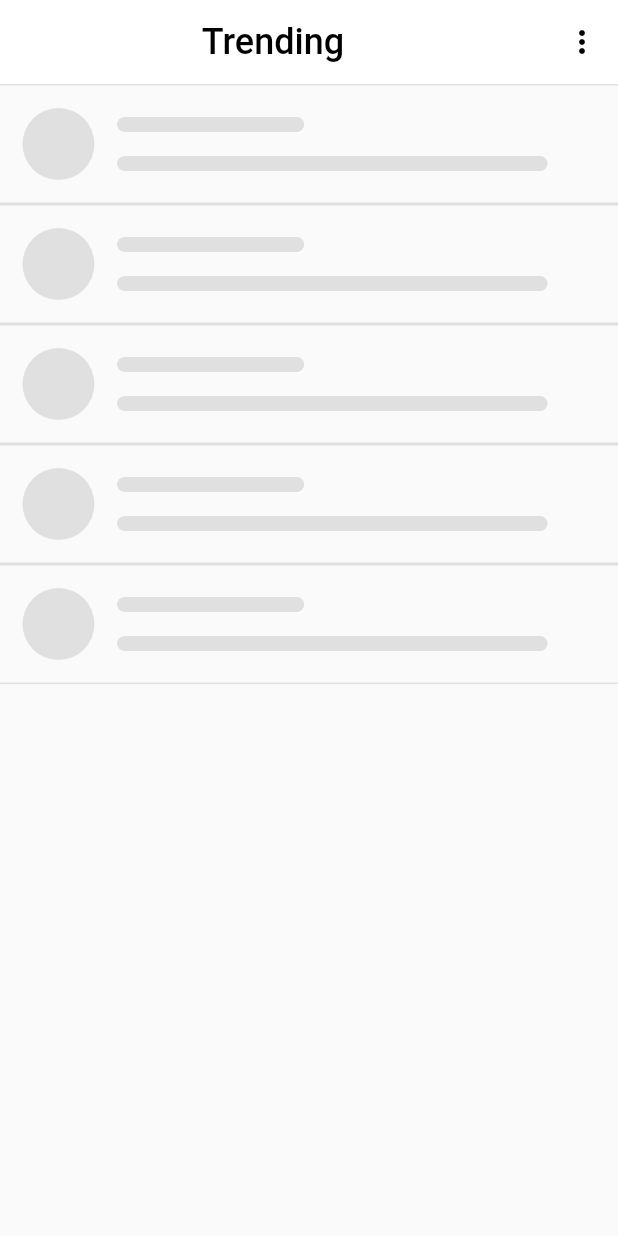
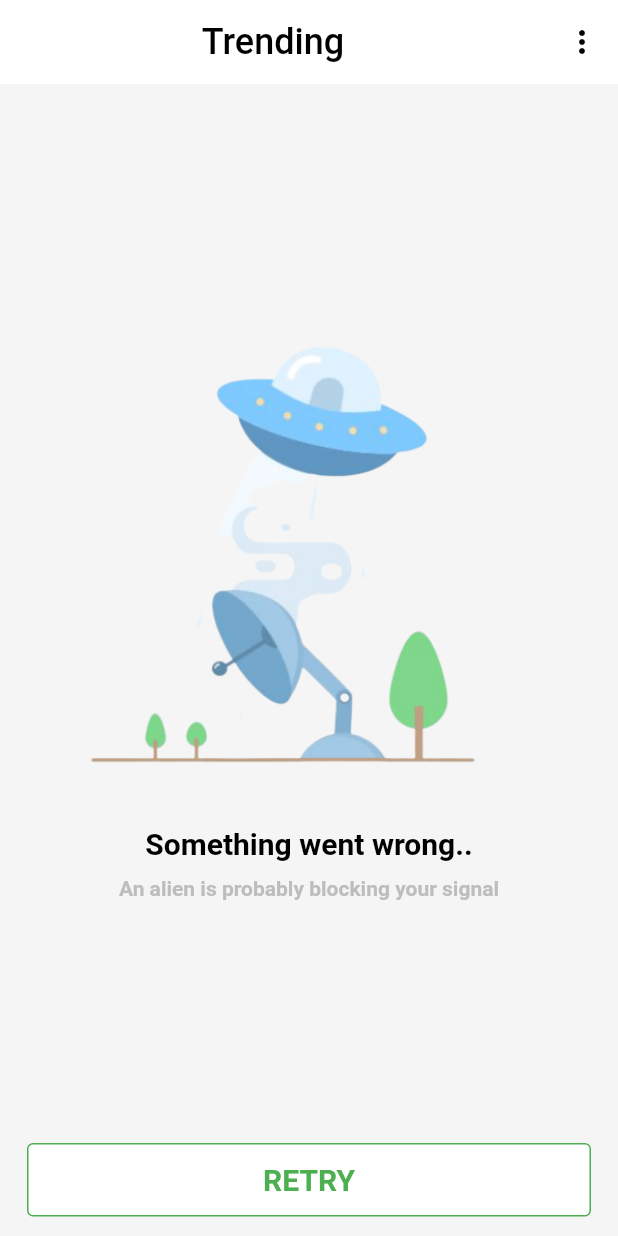
Before and after one commit to anonymousmayank/trending_page_app, a Flutter app: the TrendingPage screen opened directly, on a phone screen of 412 x 824 dp. Run offline on Flutter 3.47's test engine with Material 2 defaults, Android fonts, the light colour scheme and no system bars; our stand-ins replace money_formatter.

Commit message:
[ka_04] Made Error Page

```diff
--- a/lib/constants/colors.dart
+++ b/lib/constants/colors.dart
@@ -1,8 +1,13 @@
 import 'package:flutter/material.dart';
 
 Color black = Colors.black;
+Color white = Colors.white;
 Color grey = Colors.black54;
 Color golden = Colors.amber;
 Color lightGrey = Colors.grey.shade300;
+Color darkGrey = Colors.grey.shade400;
+Color secondary = Colors.green.shade500;
 
 Color borderPrimary = Colors.grey.shade300;
+
+Color backgroundPrimary = Colors.grey.shade100;
--- /dev/null
+++ b/lib/error_page/error_page.dart
@@ -0,0 +1,81 @@
+import 'package:flutter/material.dart';
+import 'package:trending_page_app/constants/colors.dart';
+import 'package:trending_page_app/constants/constants.dart';
+import 'package:trending_page_app/constants/text_styles.dart';
+
+class CustomErrorWidget extends StatelessWidget {
+  const CustomErrorWidget({
+    this.retryCallback,
+    Key? key,
+  }) : super(key: key);
+
+  final void Function()? retryCallback;
+
+  @override
+  Widget build(BuildContext context) {
+    double width = MediaQuery.of(context).size.width;
+    return Container(
+      color: backgroundPrimary,
+      width: double.infinity,
+      child: Column(
+        children: [
+          Expanded(
+            child: Column(
+              mainAxisAlignment: MainAxisAlignment.center,
+              children: [
+                Image.asset(
+                  '$assetPath/errorPage.png',
+                  width: width * 0.8,
+                ),
+                SizedBox(height: 10),
+                Text(
+                  'Something went wrong..',
+                  style: heading2.copyWith(
+                    color: black,
+                    fontWeight: FontWeight.w600,
+                  ),
+                ),
+                SizedBox(height: 10),
+                Text(
+                  'An alien is probably blocking your signal',
+                  style: heading3.copyWith(
+                    color: darkGrey,
+                    fontWeight: FontWeight.w600,
+                  ),
+                )
+              ],
+            ),
+          ),
+          TextButton(
+            onPressed: () {
+              if (retryCallback != null) {
+                retryCallback!();
+              }
+            },
+            child: Container(
+              decoration: BoxDecoration(
+                borderRadius: BorderRadius.circular(4),
+                color: white,
+                border: Border.all(
+                  width: 1,
+                  color: secondary,
+                ),
+              ),
+              padding: EdgeInsets.symmetric(vertical: 12),
+              margin: EdgeInsets.symmetric(vertical: 5, horizontal: 10),
+              child: Center(
+                child: Text(
+                  'RETRY',
+                  style: heading2.copyWith(
+                    color: secondary,
+                    fontWeight: FontWeight.w600,
+                  ),
+                ),
+              ),
+            ),
+          )
+        ],
+      ),
+    );
+  }
+}
--- a/lib/trending_page/trending_page.dart
+++ b/lib/trending_page/trending_page.dart
@@ -1,6 +1,7 @@
 import 'package:flutter/material.dart';
 
 import 'package:trending_page_app/constants/widgets.dart';
+import 'package:trending_page_app/error_page/error_page.dart';
 import 'package:trending_page_app/trending_page/local_widgets/loading_card.dart';
 import 'package:trending_page_app/trending_page/local_widgets/trending_card.dart';
 
@@ -14,13 +15,16 @@ class TrendingPage extends StatefulWidget {
 class _TrendingPageState extends State<TrendingPage> {
   int expandedRepo = -1;
   bool isLoading = true;
+  bool isError = true;
   @override
   Widget build(BuildContext context) {
     return SafeArea(
       child: Scaffold(
         appBar: baseAppBar,
         body: Container(
-          child: ListView.builder(
+          child: isError
+              ? CustomErrorWidget()
+              : ListView.builder(
                   itemCount: 5,
                   itemBuilder: (context, index) {
                     return isLoading
```
Also changed, not shown: assets/errorPage.png (added). Lines whose indentation alone changed are shown as unchanged.
